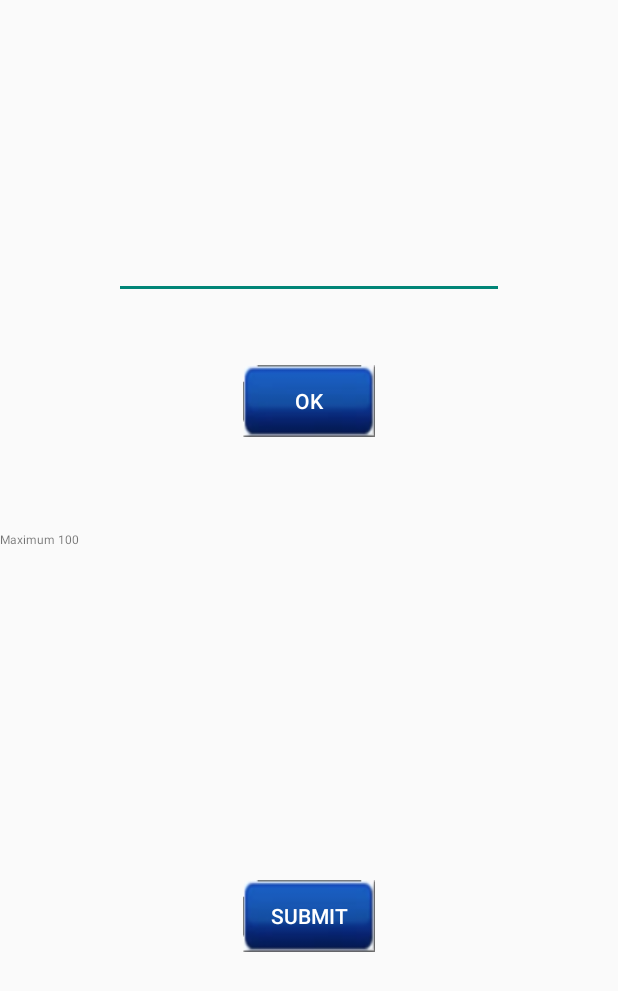
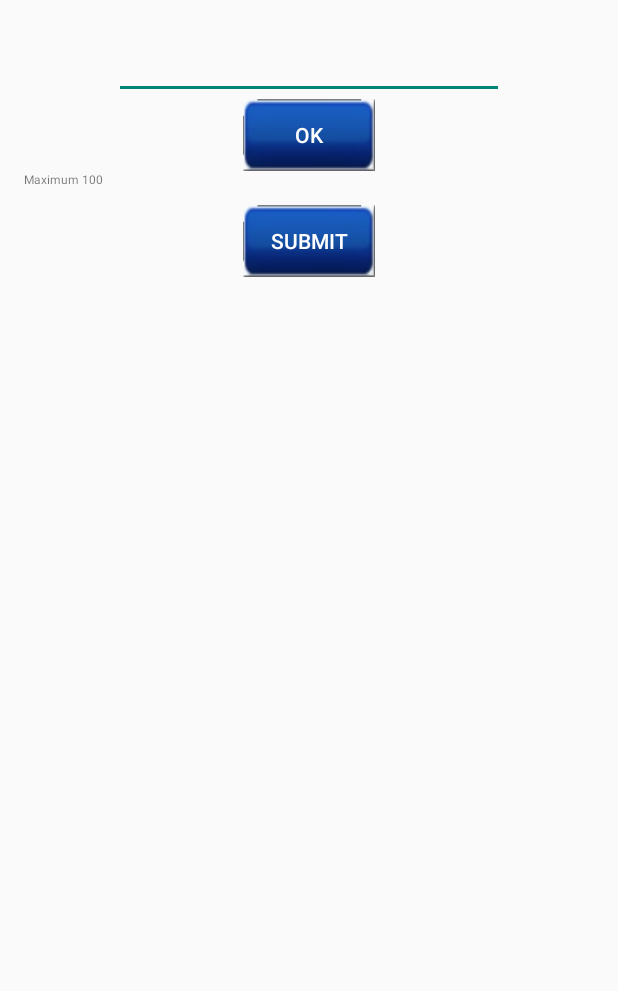
Before and after one commit to ConradHipkins/ACM-SIGCSE, an Android app: the HeadCountActivity screen opened directly, with no data from a screen before it, on a phone screen of 412 x 824 dp. Shown: the top 991 px of the screen. Run offline under Robolectric (Android 15) with nearby library versions, the phone set to English and light mode, and no system bars.

Commit message:
Cleaning up layouts so we can work with them a little bit better, also cleaning up string values

```diff
--- a/ACM_SIGCSE/app/src/main/res/layout/activity_seminar.xml
+++ b/ACM_SIGCSE/app/src/main/res/layout/activity_seminar.xml
@@ -8,7 +8,7 @@
 
     <TextView
         android:id="@+id/viewAllSeminarsTitle"
-        android:text="@string/viewAllSeminarsTitle"
+        android:text="@string/view_all_seminars_title"
         android:textAppearance="?android:attr/textAppearanceLarge"
         android:layout_width="wrap_content"
         android:layout_height="wrap_content"
--- a/ACM_SIGCSE/app/src/main/res/layout/head_counter.xml
+++ b/ACM_SIGCSE/app/src/main/res/layout/head_counter.xml
@@ -1,93 +1,54 @@
 <?xml version="1.0" encoding="utf-8"?>
 <LinearLayout xmlns:android="http://schemas.android.com/apk/res/android"
-    android:orientation="vertical" android:layout_width="match_parent"
+    android:orientation="vertical"
+    android:layout_margin="@dimen/activity_horizontal_margin"
+    android:layout_width="match_parent"
     android:layout_height="match_parent"
     android:weightSum="1">
 
-    <FrameLayout
+    <EditText
+        android:id="@+id/numParticipant"
+        android:inputType="number"
+        android:ems="10"
+        android:textSize="@dimen/abc_text_size_large_material"
+        android:textStyle="italic"
+        android:textAlignment="center"
+        android:layout_width="wrap_content"
+        android:layout_height="wrap_content"
+        android:layout_gravity="center"
+        android:theme="@style/Animation.AppCompat.DropDownUp" />
+
+    <Button
+        android:id="@+id/ok"
+        android:text="Ok"
+        android:textColor="#ffffff"
+        android:layout_width="wrap_content"
+        android:layout_height="wrap_content"
+        android:layout_gravity="center_horizontal|top"
+        android:background="@mipmap/button" />
+
+    <TextView
+        android:id="@+id/maximum"
+        android:textSize="@dimen/abc_action_bar_progress_bar_size"
+        android:layout_width="fill_parent"
+        android:layout_height="wrap_content"
+        android:theme="@style/AlertDialog.AppCompat" />
+
+    <TextView
+        android:id="@+id/rem"
+        android:textSize="@dimen/abc_action_bar_progress_bar_size"
         android:layout_width="match_parent"
         android:layout_height="wrap_content"
-        android:layout_weight="0.17"></FrameLayout>
+        android:theme="@style/AlertDialog.AppCompat" />
 
-    <FrameLayout
-        android:layout_width="match_parent"
-        android:layout_height="wrap_content"
-        android:layout_weight="0.14" >
-
-        <EditText
-            android:layout_width="wrap_content"
-            android:layout_height="wrap_content"
-            android:inputType="number"
-            android:ems="10"
-            android:id="@+id/numParticipant"
-            android:layout_gravity="center"
-            android:theme="@style/Animation.AppCompat.DropDownUp"
-            android:textSize="@dimen/abc_text_size_large_material"
-            android:textStyle="italic"
-            android:textAlignment="center" />
-
-        <FrameLayout
-            android:layout_width="match_parent"
-            android:layout_height="match_parent"
-            android:layout_gravity="left|bottom"
-            android:id="@+id/numbParticipant"></FrameLayout>
-    </FrameLayout>
-
-    <FrameLayout
-        android:layout_width="match_parent"
-        android:layout_height="wrap_content"
-        android:layout_weight="0.10">
-
-        <Button
-            android:layout_width="wrap_content"
-            android:layout_height="wrap_content"
-            android:text="Ok"
-            android:id="@+id/ok"
-            android:layout_gravity="center_horizontal|top"
-            android:background="@mipmap/button"
-            android:textColor="#ffffff" />
-    </FrameLayout>
-
-    <TextView
-        android:layout_width="fill_parent"
-        android:layout_height="wrap_content"
-        android:id="@+id/maximum"
-        android:theme="@style/AlertDialog.AppCompat"
-        android:textSize="@dimen/abc_action_bar_progress_bar_size" />
-
-    <FrameLayout
-        android:layout_width="match_parent"
+    <Button
+        android:id="@+id/submit"
+        android:text="SUBMIT"
+        android:textColor="#ffffff"
+        android:layout_width="wrap_content"
         android:layout_height="wrap_content"
         android:layout_gravity="center_horizontal"
-        android:layout_weight="0.07">
-
-        <FrameLayout
-            android:layout_width="match_parent"
-            android:layout_height="28dp"
-            android:layout_gravity="left|bottom"></FrameLayout>
-    </FrameLayout>
-
-    <TextView
-        android:layout_width="match_parent"
-        android:layout_height="wrap_content"
-        android:id="@+id/rem"
-        android:textSize="@dimen/abc_action_bar_progress_bar_size"
-        android:theme="@style/AlertDialog.AppCompat" />
-
-    <FrameLayout
-        android:layout_width="match_parent"
-        android:layout_height="wrap_content"
-        android:layout_gravity="center_horizontal"
-        android:layout_weight="0.22"></FrameLayout>
-
-    <Button
-        android:layout_width="wrap_content"
-        android:layout_height="wrap_content"
-        android:text="SUBMIT"
-        android:id="@+id/submit"
-        android:layout_gravity="center_horizontal"
         android:background="@mipmap/button"
-        android:textColor="#ffffff"
         android:onClick="basicToast"/>
 
 </LinearLayout>
--- a/ACM_SIGCSE/app/src/main/res/values/strings.xml
+++ b/ACM_SIGCSE/app/src/main/res/values/strings.xml
@@ -5,6 +5,8 @@
 
     <string name="hello_world">Hello world!</string>
     <string name="server_address">146.113.79.126</string>
-    <string name="viewAllSeminarsTitle">Seminars</string>
+    <string name="view_all_seminars_title">Seminars</string>
+    <string name="login_username_hint">Username</string>
+    <string name="login_password_hint">Password</string>
 
 </resources>
```
Also changed, not shown: ACM_SIGCSE/app/src/main/java/mobilecomp/acm_sigcse/SeminarActivity.java (+14 -6 lines), ACM_SIGCSE/app/src/main/res/layout/activity_main.xml (+21 -32 lines).
